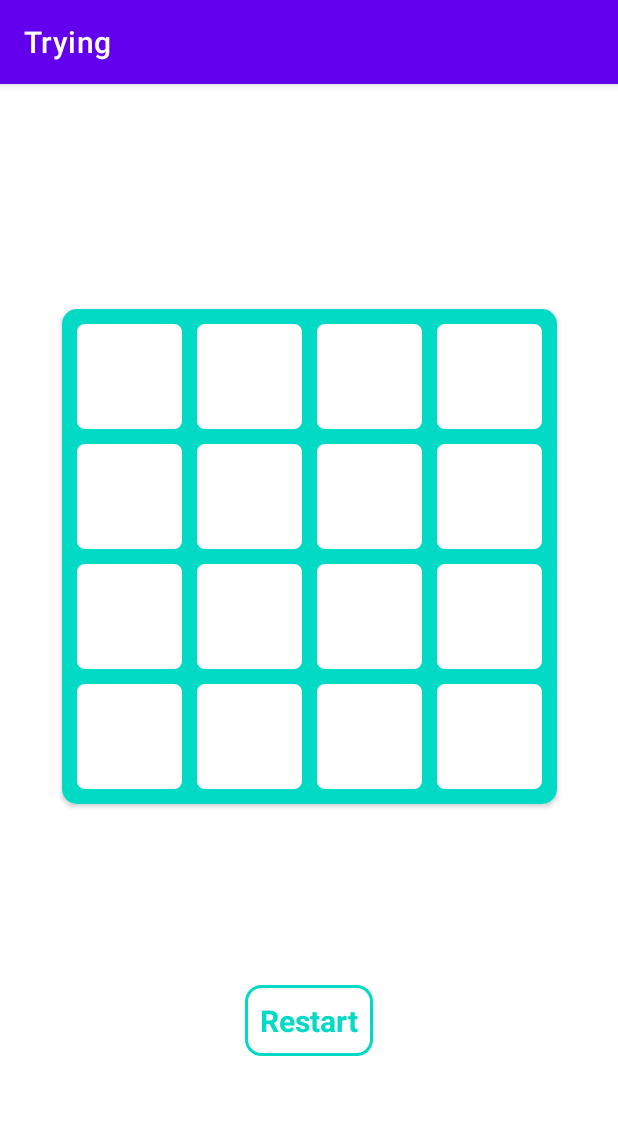
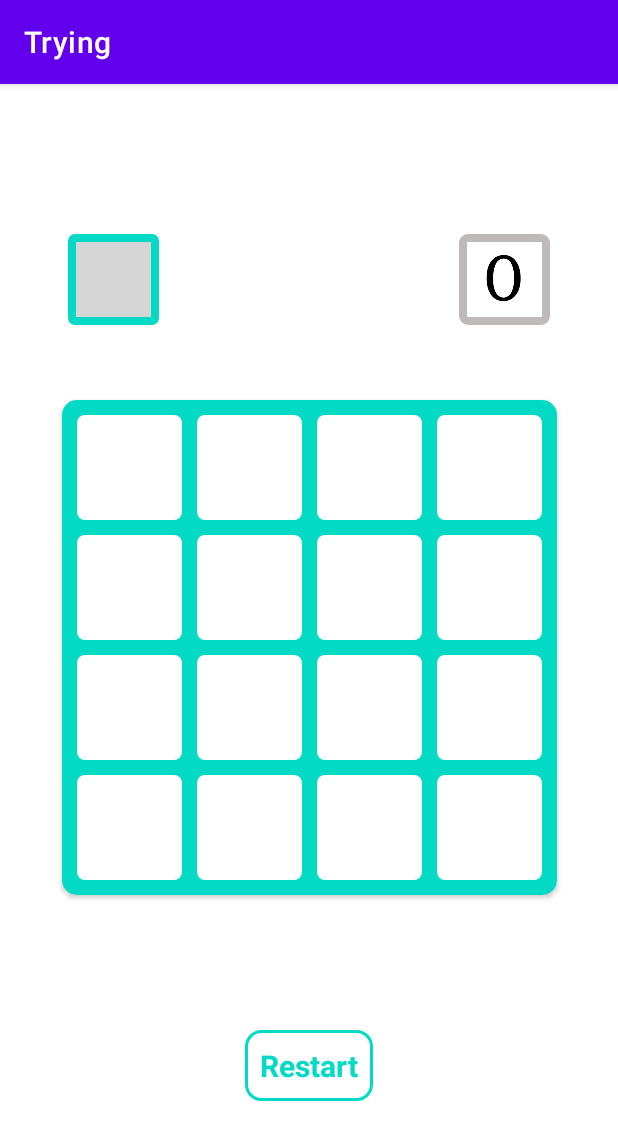
Before and after one commit to sandeepbisht99/tryingTicTacToE, an Android app: the fragment FourToFour placed in its activity, on a phone screen of 412 x 824 dp. Shown: the top 1140 px of the screen. Run offline under Robolectric (Android 15) with nearby library versions, the phone set to English and light mode, and no system bars; grey boxes are pictures that could not be loaded.

Commit message:
this is my second commit/5-sept

```diff
--- a/app/src/main/java/com/example/trying/Fragment/FourToFour.kt
+++ b/app/src/main/java/com/example/trying/Fragment/FourToFour.kt
@@ -40,6 +40,8 @@ class FourToFour:Fragment() {
     override fun onCreate(savedInstanceState: Bundle?) {
         super.onCreate(savedInstanceState)
         binding=FourXFourBinding.inflate(layoutInflater)
+        isPlayerTurn()
+
 
 
         binding.restart.setOnClickListener(object :View.OnClickListener{
@@ -194,6 +196,15 @@ class FourToFour:Fragment() {
             }
         })
     }
+    private fun isPlayerTurn(){
+        if(turn==1){
+            binding.crossLayout.setBackgroundResource(R.drawable.shape)
+            binding.zeroLayout.setBackgroundResource(R.drawable.shape2)
+        }else{
+            binding.zeroLayout.setBackgroundResource(R.drawable.shape)
+            binding.crossLayout.setBackgroundResource(R.drawable.shape2)
+        }
+    }
     private fun restart(){
         imageClickable= arrayOf(0,0,0,0,
             0,0,0,0,
@@ -233,10 +244,12 @@ class FourToFour:Fragment() {
             matrix[x][y]=1;
             imageView.setImageResource(R.drawable.cross)
             turn=0
+            isPlayerTurn()
         }else if(turn==0){
             matrix[x][y]=0
             imageView.setImageResource(R.drawable.zero2)
             turn=1
+            isPlayerTurn()
         }
         val win=check()
         if(winner(win)){
--- a/app/src/main/java/com/example/trying/Fragment/ThreeToThree.kt
+++ b/app/src/main/java/com/example/trying/Fragment/ThreeToThree.kt
@@ -6,10 +6,10 @@ import android.view.View
 import android.view.ViewGroup
 import android.widget.ImageView
 import android.widget.Toast
+import androidx.core.content.ContextCompat
 import androidx.fragment.app.Fragment
 import com.example.trying.MainActivity
 import com.example.trying.R
-import com.example.trying.databinding.ActivityMainBinding
 import com.example.trying.databinding.ThreeXThreeBinding
 
 
@@ -18,9 +18,9 @@ class ThreeToThree: Fragment(){
     var imageClickable= arrayOf(0,0,0,0,0,0,0,0,0)
 
 
-    var turn:Int=1;
+    private var turn:Int=1;
 
-    var matrix = arrayOf(
+    private var matrix = arrayOf(
         arrayOf(-1, -1, -1),
         arrayOf(-1, -1, -1),
         arrayOf(-1, -1, -1)
@@ -31,111 +31,86 @@ class ThreeToThree: Fragment(){
         container: ViewGroup?,
         savedInstanceState: Bundle?
     ): View? {
-         super.onCreateView(inflater, container, savedInstanceState)
-         val view=binding.root
-        return  view
+        super.onCreateView(inflater, container, savedInstanceState)
+        return binding.root
     }
 
     override fun onViewCreated(view: View, savedInstanceState: Bundle?) {
         super.onViewCreated(view, savedInstanceState)
+        isPlayerTurn()
 
-        binding.restart.setOnClickListener(object :View.OnClickListener{
-            override fun onClick(p0: View?) {
-                restart()
+        binding.restart.setOnClickListener { restart() }
+
+        binding.b1.setOnClickListener {
+            if (isClickable(0)) {
+                perfromAction(binding.b1, 0, 0)
+                imageClickable[0] = 1
             }
         }
-        )
 
-        binding.b1.setOnClickListener(object : View.OnClickListener {
-            override fun onClick(view: View) {
-                if(isClickable(0)){
-                    perfromAction(binding.b1,0,0)
-                    imageClickable[0]=1;
-                }
+        binding.b2.setOnClickListener {
+            if (isClickable(1)) {
+                perfromAction(binding.b2, 0, 1)
+                imageClickable[1] = 1
             }
-        })
-
-        binding.b2.setOnClickListener(object : View.OnClickListener {
-            override fun onClick(view: View) {
-                if(isClickable(1)){
-                    perfromAction(binding.b2,0,1)
-                    imageClickable[1]=1;
-                }
-            }
-        })
+        }
 
 
-        binding.b2.setOnClickListener(object : View.OnClickListener {
-            override fun onClick(view: View) {
-                if(isClickable(1)){
-                    perfromAction(binding.b2,0,1)
-                    imageClickable[1]=1;
-                }
+        binding.b2.setOnClickListener {
+            if (isClickable(1)) {
+                perfromAction(binding.b2, 0, 1)
+                imageClickable[1] = 1
             }
-        })
+        }
 
-        binding.b3.setOnClickListener(object : View.OnClickListener {
-            override fun onClick(view: View) {
-                if(isClickable(2)){
-                    perfromAction(binding.b3,0,2)
-                    imageClickable[2]=1;
-                }
+        binding.b3.setOnClickListener {
+            if (isClickable(2)) {
+                perfromAction(binding.b3, 0, 2)
+                imageClickable[2] = 1
             }
-        })
+        }
 
 
-        binding.b4.setOnClickListener(object : View.OnClickListener {
-            override fun onClick(view: View) {
-                if(isClickable(3)){
-                    perfromAction(binding.b4,1,0)
-                    imageClickable[3]=1;
-                }
+        binding.b4.setOnClickListener {
+            if (isClickable(3)) {
+                perfromAction(binding.b4, 1, 0)
+                imageClickable[3] = 1
             }
-        })
+        }
 
-        binding.b5.setOnClickListener(object : View.OnClickListener {
-            override fun onClick(view: View) {
-                if(isClickable(4)){
-                    perfromAction(binding.b5,1,1)
-                    imageClickable[4]=1;
-                }
+        binding.b5.setOnClickListener {
+            if (isClickable(4)) {
+                perfromAction(binding.b5, 1, 1)
+                imageClickable[4] = 1
             }
-        })
+        }
 
-        binding.b6.setOnClickListener(object : View.OnClickListener {
-            override fun onClick(view: View) {
-                if(isClickable(5)){
-                    perfromAction(binding.b6,1,2)
-                    imageClickable[5]=1;
-                }
+        binding.b6.setOnClickListener {
+            if (isClickable(5)) {
+                perfromAction(binding.b6, 1, 2)
+                imageClickable[5] = 1
             }
-        })
-        binding.b7.setOnClickListener(object : View.OnClickListener {
-            override fun onClick(view: View) {
-                if(isClickable(6)){
-                    perfromAction(binding.b7,2,0)
-                    imageClickable[6]=1;
-                }
+        }
+        binding.b7.setOnClickListener {
+            if (isClickable(6)) {
+                perfromAction(binding.b7, 2, 0)
+                imageClickable[6] = 1
             }
-        })
+        }
 
-        binding.b8.setOnClickListener(object : View.OnClickListener {
-            override fun onClick(view: View) {
-                if(isClickable(7)){
-                    perfromAction(binding.b8,2,1)
-                    imageClickable[7]=1;
-                }
+        binding.b8.setOnClickListener {
+            if (isClickable(7)) {
+                perfromAction(binding.b8, 2, 1)
+                imageClickable[7] = 1
             }
-        })
+        }
 
-        binding.b9.setOnClickListener(object : View.OnClickListener {
-            override fun onClick(view: View) {
-                if(isClickable(8)){
-                    perfromAction(binding.b9,2,2)
-                    imageClickable[8]=1;
-                }
+        binding.b9.setOnClickListener {
+            if (isClickable(8)) {
+                perfromAction(binding.b9, 2, 2)
+                imageClickable[8] = 1
             }
-        })
+        }
     }
 
 
@@ -161,15 +136,27 @@ class ThreeToThree: Fragment(){
         binding.b9.setImageResource(R.color.white)
     }
 
-    private fun perfromAction( imageView: ImageView, x:Int, y:Int) {
+    private fun isPlayerTurn(){
         if(turn==1){
-            matrix[x][y]=1;
+            binding.crossLayout.setBackgroundResource(R.drawable.shape)
+            binding.zeroLayout.setBackgroundResource(R.drawable.shape2)
+        }else{
+            binding.zeroLayout.setBackgroundResource(R.drawable.shape)
+            binding.crossLayout.setBackgroundResource(R.drawable.shape2)
+        }
+    }
+
+    private fun perfromAction(imageView: ImageView, x:Int, y:Int) {
+        if(turn==1){
+            matrix[x][y]=1
             imageView.setImageResource(R.drawable.cross)
             turn=0
+            isPlayerTurn()
         }else if(turn==0){
             matrix[x][y]=0
             imageView.setImageResource(R.drawable.zero2)
             turn=1
+            isPlayerTurn()
         }
         val win=check()
         if(winner(win)){
--- /dev/null
+++ b/app/src/main/res/drawable/shape.xml
@@ -0,0 +1,5 @@
+<?xml version="1.0" encoding="utf-8"?>
+<shape xmlns:android="http://schemas.android.com/apk/res/android">
+    <stroke android:width="5dp" android:color="@color/teal_200"/>
+    <corners android:radius="2dp"/>
+</shape>
--- /dev/null
+++ b/app/src/main/res/drawable/shape2.xml
@@ -0,0 +1,5 @@
+<?xml version="1.0" encoding="utf-8"?>
+<shape xmlns:android="http://schemas.android.com/apk/res/android">
+    <stroke android:width="5dp" android:color="#807E7777"/>
+    <corners android:radius="3dp"/>
+</shape>
--- a/app/src/main/res/layout/four_x_four.xml
+++ b/app/src/main/res/layout/four_x_four.xml
@@ -8,15 +8,54 @@
     tools:context=".MainActivity"
     android:orientation="vertical">
 
+    <LinearLayout
+        android:layout_marginTop="100dp"
+        android:gravity="center"
+        android:id="@+id/l1"
+        android:layout_width="match_parent"
+        android:layout_height="wrap_content"
+        android:weightSum="2"
+        app:layout_constraintEnd_toEndOf="parent"
+        app:layout_constraintTop_toTopOf="parent">
+
+        <LinearLayout
+            android:id="@+id/crossLayout"
+            android:layout_marginRight="100dp"
+            android:layout_gravity="center"
+            android:layout_width="wrap_content"
+            android:layout_height="wrap_content"
+            android:padding="5dp">
+
+            <ImageView
+                android:layout_width="50dp"
+                android:layout_height="50dp"
+                android:src="@drawable/cross" />
+        </LinearLayout>
+
+        <LinearLayout
+            android:id="@+id/zeroLayout"
+            android:layout_marginLeft="100dp"
+            android:layout_width="wrap_content"
+            android:layout_height="wrap_content"
+            android:gravity="center"
+            android:padding="5dp">
+
+            <ImageView
+                android:layout_width="50dp"
+                android:layout_height="50dp"
+                android:src="@drawable/zero2" />
+        </LinearLayout>
+    </LinearLayout>
+
     <androidx.cardview.widget.CardView
-        android:layout_marginTop="150dp"
+        android:layout_marginTop="50dp"
         android:id="@+id/cardView"
         android:layout_width="wrap_content"
         android:layout_height="wrap_content"
         app:cardCornerRadius="10dp"
         app:layout_constraintEnd_toEndOf="parent"
         app:layout_constraintStart_toStartOf="parent"
-        app:layout_constraintTop_toTopOf="parent">
+        app:layout_constraintTop_toBottomOf="@+id/l1">
 
         <LinearLayout
             android:layout_width="wrap_content"
--- a/app/src/main/res/values/themes.xml
+++ b/app/src/main/res/values/themes.xml
@@ -1,6 +1,7 @@
 <resources xmlns:tools="http://schemas.android.com/tools">
     <!-- Base application theme. -->
-    <style name="Theme.Trying" parent="Theme.MaterialComponents.DayNight.DarkActionBar">
+    <style name="Theme.Trying" parent="Theme.MaterialComponents.DayNight.DarkActionBar"
+        >
         <!-- Primary brand color. -->
         <item name="colorPrimary">@color/purple_500</item>
         <item name="colorPrimaryVariant">@color/purple_700</item>
@@ -11,6 +12,7 @@
         <item name="colorOnSecondary">@color/black</item>
         <!-- Status bar color. -->
         <item name="android:statusBarColor">?attr/colorPrimaryVariant</item>
+        <item name="android:screenOrientation">portrait</item>
         <!-- Customize your theme here. -->
     </style>
 </resources>
```
Also changed, not shown: app/src/main/java/com/example/trying/Fragment/FiveToFive.kt (+12 -0 lines), app/src/main/res/layout/five_x_five.xml (+41 -2 lines), app/src/main/res/layout/three_x_three.xml (+40 -1 lines), app/src/main/res/drawable/zero.png (deleted).
